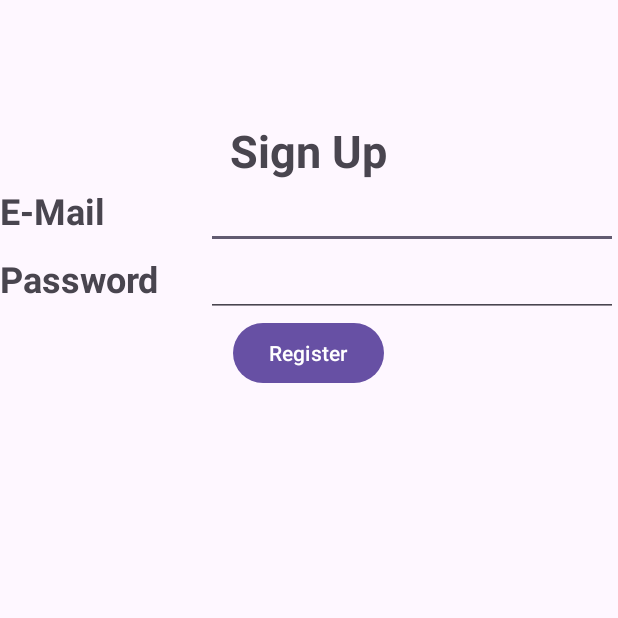
After one commit to ShubhamChoure/Parental-Control-Android-App, an Android app: the ParentSignUp screen opened directly, with no data from a screen before it, on a phone screen of 412 x 824 dp, the top half of it. The commit adds this screen. Run offline under Robolectric (Android 15) with nearby library versions, the phone set to English and light mode, and no system bars; our stand-ins replace Firebase (no records; nobody signed in at launch, a user with empty details on screens opened directly).

Commit message:
Created Parent login page (Completed)

```diff
--- /dev/null
+++ b/app/src/main/java/Login/ParentSignUp.java
@@ -0,0 +1,135 @@
+package Login;
+
+import androidx.annotation.NonNull;
+import androidx.appcompat.app.AppCompatActivity;
+
+import android.app.AlertDialog;
+import android.app.Dialog;
+import android.app.ProgressDialog;
+import android.content.DialogInterface;
+import android.content.Intent;
+import android.os.Bundle;
+import android.text.TextUtils;
+import android.util.Log;
+import android.view.View;
+import android.widget.Button;
+import android.widget.EditText;
+import android.widget.TextView;
+import android.widget.Toast;
+
+import com.example.jspm.R;
+import com.google.android.gms.tasks.OnCompleteListener;
+import com.google.android.gms.tasks.OnSuccessListener;
+import com.google.android.gms.tasks.Task;
+import com.google.firebase.auth.ActionCodeSettings;
+import com.google.firebase.auth.AuthCredential;
+import com.google.firebase.auth.AuthResult;
+import com.google.firebase.auth.FirebaseAuth;
+import com.google.firebase.auth.FirebaseUser;
+import com.google.firebase.auth.GoogleAuthProvider;
+import com.google.firebase.firestore.DocumentReference;
+import com.google.firebase.firestore.FirebaseFirestore;
+
+import java.util.HashMap;
+
+import Models.ParentAccount;
+
+public class ParentSignUp extends AppCompatActivity {
+
+    Button signUpBtn;
+    EditText mailETxt,passETxt;
+    FirebaseAuth mAuth;
+    FirebaseFirestore db;
+    String mailStr,passStr;
+    Boolean RegistedFlg;
+    ParentAccount parentAccount;
+
+    @Override
+    protected void onCreate(Bundle savedInstanceState) {
+        super.onCreate(savedInstanceState);
+        setContentView(R.layout.activity_parent_sign_up);
+        init();
+
+        signUpBtn.setOnClickListener(new View.OnClickListener() {
+            @Override
+            public void onClick(View v) {
+                if(RegistedFlg==false) {
+                    if (TextUtils.isEmpty(mailETxt.getText().toString())) {
+                        mailETxt.setError("Please Enter Your Mail");
+                    } else if (TextUtils.isEmpty(passETxt.getText().toString())) {
+                        passETxt.setError("Please Set Password");
+                    } else {
+                        mailStr = mailETxt.getText().toString().trim();
+                        passStr = passETxt.getText().toString().trim();
+                        mAuth.createUserWithEmailAndPassword(mailStr, passStr).addOnCompleteListener(new OnCompleteListener<AuthResult>() {
+                            @Override
+                            public void onComplete(@NonNull Task<AuthResult> task) {
+                                if (task.isSuccessful()) {
+                                    Toast.makeText(ParentSignUp.this, "Registed", Toast.LENGTH_SHORT).show();
+                                    signUpBtn.setText("Verify");
+                                    RegistedFlg = true;
+                                } else {
+                                    Toast.makeText(ParentSignUp.this, "Mail is Already Registed", Toast.LENGTH_SHORT).show();
+                                }
+                            }
+                        });
+                    }
+                }
+                else if(RegistedFlg==true)
+                {
+                    ProgressDialog progressDialog = new ProgressDialog(ParentSignUp.this);
+                    progressDialog.setTitle("Sending Mail");
+                    progressDialog.setMessage("Please Wait");
+                    progressDialog.show();
+                    mAuth.getCurrentUser().sendEmailVerification().addOnCompleteListener(new OnCompleteListener<Void>() {
+                        @Override
+                        public void onComplete(@NonNull Task<Void> task) {
+                            progressDialog.cancel();
+                            if(task.isSuccessful())
+                            {
+                                Toast.makeText(ParentSignUp.this, "Email Send", Toast.LENGTH_SHORT).show();
+                                AlertDialog.Builder builder = new AlertDialog.Builder(ParentSignUp.this);
+                                builder.setTitle("Verification Mail Sent");
+                                builder.setMessage("Please Verify Your Mail To Log In");
+                                builder.setPositiveButton("OK", new DialogInterface.OnClickListener() {
+                                    @Override
+                                    public void onClick(DialogInterface dialog, int which) {
+                                        parentAccount.setMail(mailStr);
+                                        setRelation(parentAccount);
+                                        dialog.cancel();
+                                        Intent LogInIntent = new Intent(ParentSignUp.this,ParentLogin.class);
+                                        startActivity(LogInIntent);
+                                        finish();
+                                    }
+                                });
+                                builder.show();
+                            }
+                        }
+                    });
+                }
+            }
+        });
+        }
+        void init()
+        {
+            parentAccount = new ParentAccount();
+            db = FirebaseFirestore.getInstance();
+         mAuth = FirebaseAuth.getInstance();
+         RegistedFlg = false;
+         signUpBtn = findViewById(R.id.SignUpBtn);
+         mailETxt = findViewById(R.id.SignUpMailETxt);
+         passETxt = findViewById(R.id.SignUpPassETxt);
+        }
+        void setRelation(ParentAccount parentAccount)
+        {
+            HashMap<String,String> hashMap = new HashMap<>();
+            hashMap.put("Mail",parentAccount.getMail());
+            hashMap.put("LinkChild",parentAccount.getLinkchild());
+            db.collection("Relation").add(hashMap).addOnSuccessListener(new OnSuccessListener<DocumentReference>() {
+            @Override
+            public void onSuccess(DocumentReference documentReference) {
+                Toast.makeText(ParentSignUp.this, "Mail Added To FireStore", Toast.LENGTH_SHORT).show();
+            }
+        });
+        }
+    }
--- /dev/null
+++ b/app/src/main/res/drawable/baseline_error_24.xml
@@ -0,0 +1,5 @@
+<vector android:height="24dp" android:tint="#000000"
+    android:viewportHeight="24" android:viewportWidth="24"
+    android:width="24dp" xmlns:android="http://schemas.android.com/apk/res/android">
+    <path android:fillColor="@android:color/white" android:pathData="M12,2C6.48,2 2,6.48 2,12s4.48,10 10,10 10,-4.48 10,-10S17.52,2 12,2zM13,17h-2v-2h2v2zM13,13h-2L11,7h2v6z"/>
+</vector>
--- /dev/null
+++ b/app/src/main/res/layout/activity_parent_sign_up.xml
@@ -0,0 +1,69 @@
+<?xml version="1.0" encoding="utf-8"?>
+<LinearLayout xmlns:android="http://schemas.android.com/apk/res/android"
+    xmlns:app="http://schemas.android.com/apk/res-auto"
+    xmlns:tools="http://schemas.android.com/tools"
+    android:layout_width="match_parent"
+    android:layout_height="match_parent"
+    tools:context="Login.ParentSignUp"
+    android:orientation="vertical">
+
+    <TextView
+        android:layout_width="wrap_content"
+        android:layout_height="wrap_content"
+        android:text="Sign Up"
+        android:textSize="30dp"
+        android:textStyle="bold"
+        android:layout_gravity="center"
+        android:layout_marginTop="80dp">
+    </TextView>
+    <LinearLayout
+        android:layout_width="match_parent"
+        android:layout_height="wrap_content"
+        android:orientation="horizontal">
+        <TextView
+            android:layout_width="match_parent"
+            android:layout_height="wrap_content"
+            android:layout_weight="2"
+            android:text="E-Mail"
+            android:textSize="24dp"
+            android:textStyle="bold">
+        </TextView>
+        <EditText
+            android:layout_width="match_parent"
+            android:layout_height="wrap_content"
+            android:id="@+id/SignUpMailETxt"
+            android:layout_weight="1">
+        </EditText>
+    </LinearLayout>
+
+    <LinearLayout
+        android:layout_width="match_parent"
+        android:layout_height="wrap_content"
+        android:orientation="horizontal">
+
+        <TextView
+            android:layout_width="match_parent"
+            android:layout_height="wrap_content"
+            android:layout_weight="2"
+            android:text="Password"
+            android:textSize="24dp"
+            android:textStyle="bold"
+            android:id="@+id/signUpPassTV">
+        </TextView>
+        <EditText
+            android:layout_width="match_parent"
+            android:layout_height="wrap_content"
+            android:layout_weight="1"
+            android:id="@+id/SignUpPassETxt"
+            android:inputType="textPassword">
+        </EditText>
+    </LinearLayout>
+
+    <Button
+        android:id="@+id/SignUpBtn"
+        android:layout_width="wrap_content"
+        android:layout_height="wrap_content"
+        android:layout_gravity="center"
+        android:text="Register"></Button>
+
+</LinearLayout>
```
Also changed, not shown: app/build.gradle.kts (+10 -0 lines), app/src/main/AndroidManifest.xml (+8 -1 lines), app/src/main/java/HomeActivity/HomeActivity.java (added, +34 -0 lines), app/src/main/java/Login/ParentLogin.java (+66 -16 lines), app/src/main/java/Models/ParentAccount.java (+4 -44 lines), app/src/main/java/com/example/jspm/MainActivity.java (+18 -0 lines), app/src/main/res/layout/activity_home.xml (added, +17 -0 lines), app/src/main/res/layout/parentlogin.xml (+25 -10 lines).
